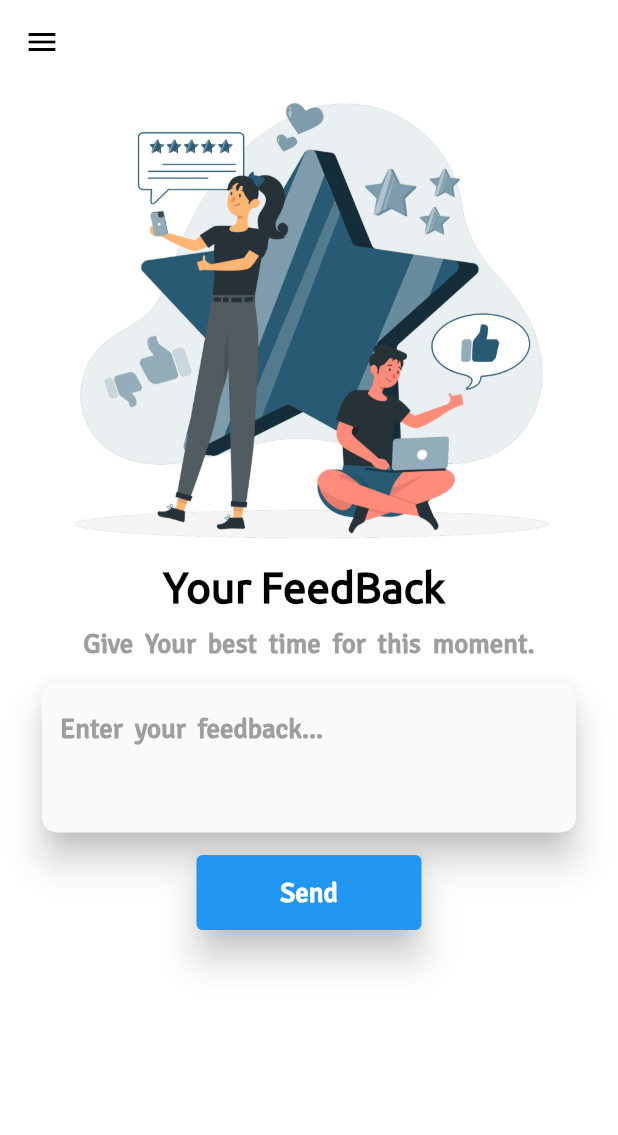
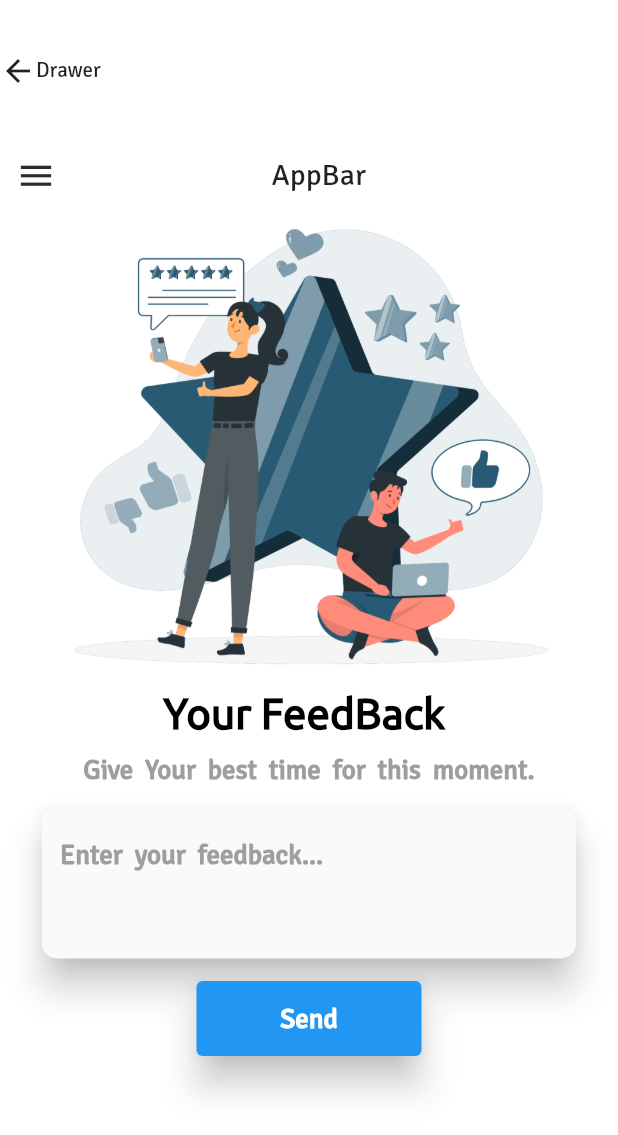
Before and after one commit to YomnaOthmann/Navigation-Drawer, a Flutter app: the screen it shows after launch, on a phone screen of 412 x 824 dp. Shown: the top 1135 px of the screen. Run offline on Flutter 3.47's test engine with Material 2 defaults, Android fonts, the light colour scheme and no system bars; drawn by our look-alikes of flutter_slider_drawer.

Commit message:
init commit

```diff
--- a/lib/main.dart
+++ b/lib/main.dart
@@ -1,5 +1,7 @@
 import 'package:drawer_design/view/screens/feedback_screen.dart';
+import 'package:drawer_design/view/screens/slider_screen.dart';
 import 'package:flutter/material.dart';
+import 'package:flutter/services.dart';
 
 void main() {
   runApp(const Home());
@@ -12,9 +14,17 @@ class Home extends StatelessWidget {
   @override
   Widget build(BuildContext context) {
     return MaterialApp(
-      theme: ThemeData(fontFamily: "Signika"),
+      theme: ThemeData(
+          fontFamily: "Signika",
+          appBarTheme: const AppBarTheme(
+            systemOverlayStyle: SystemUiOverlayStyle(
+                statusBarColor: Colors.transparent,
+                statusBarIconBrightness: Brightness.dark),
+            color: Colors.white,
+            elevation: 0,
+          )),
       debugShowCheckedModeBanner: false,
-      home: FeedbackScreen(),
+      home: SliderScreen(),
     );
   }
 }
--- /dev/null
+++ b/lib/view/screens/drawer_screen.dart
@@ -0,0 +1,32 @@
+import 'package:drawer_design/view/screens/feedback_screen.dart';
+import 'package:flutter/material.dart';
+import 'package:flutter_slider_drawer/flutter_slider_drawer.dart';
+
+class DrawerScreen extends StatelessWidget {
+  DrawerScreen({super.key});
+  GlobalKey<SliderDrawerState> drawerKey = GlobalKey();
+  @override
+  Widget build(BuildContext context) {
+    return Scaffold(
+      appBar: PreferredSize(
+        preferredSize: Size(double.maxFinite, 70),
+        child: AppBar(
+          backgroundColor: Colors.white,
+          title: Text("Drawer"),
+        ),
+      ),
+      body: FeedbackScreen(),
+      drawer: Drawer(),
+    );
+  }
+}
+// backgroundColor: Colors.white,
+//       appBar: AppBar(
+//         backgroundColor: Colors.white,
+//         elevation: 0,
+//         foregroundColor: Colors.black,
+//         systemOverlayStyle: const SystemUiOverlayStyle(
+//           statusBarColor: Colors.white,
+//           statusBarIconBrightness: Brightness.dark,
+//         ),
+//       ),
--- a/lib/view/screens/feedback_screen.dart
+++ b/lib/view/screens/feedback_screen.dart
@@ -1,7 +1,6 @@
 import 'package:drawer_design/view/widgets/custom_button.dart';
 import 'package:drawer_design/view/widgets/custom_text_field.dart';
 import 'package:flutter/material.dart';
-import 'package:flutter/services.dart';
 
 import '../widgets/custom_text_widget.dart';
 
@@ -10,19 +9,7 @@ class FeedbackScreen extends StatelessWidget {
   final TextEditingController feedbackController = TextEditingController();
   @override
   Widget build(BuildContext context) {
-    return Scaffold(
-      backgroundColor: Colors.white,
-      appBar: AppBar(
-        backgroundColor: Colors.white,
-        elevation: 0,
-        foregroundColor: Colors.black,
-        systemOverlayStyle: const SystemUiOverlayStyle(
-          statusBarColor: Colors.white,
-          statusBarIconBrightness: Brightness.dark,
-        ),
-      ),
-      drawer: Drawer(),
-      body: SingleChildScrollView(
+    return SingleChildScrollView(
       child: Padding(
         padding: const EdgeInsets.symmetric(horizontal: 8.0),
         child: Column(
@@ -59,7 +46,6 @@ class FeedbackScreen extends StatelessWidget {
           ],
         ),
       ),
-      ),
     );
   }
 }
--- /dev/null
+++ b/lib/view/screens/slider_screen.dart
@@ -0,0 +1,77 @@
+import 'package:drawer_design/view/screens/feedback_screen.dart';
+import 'package:flutter/material.dart';
+import 'package:flutter_slider_drawer/flutter_slider_drawer.dart';
+
+class SliderScreen extends StatelessWidget {
+  SliderScreen({super.key});
+  GlobalKey<SliderDrawerState> drawerKey = GlobalKey();
+  @override
+  Widget build(BuildContext context) {
+    return Scaffold(
+      appBar: const PreferredSize(
+        preferredSize: Size(double.maxFinite, 70),
+        child: SliderAppBar(
+          isTitleCenter: false,
+          drawerIcon: Icon(Icons.arrow_back),
+          appBarColor: Colors.white,
+          title: Text("Drawer"),
+        ),
+      ),
+      body: SliderDrawer(
+        sliderBoxShadow: SliderBoxShadow(),
+        slider: Container(
+          width: double.maxFinite,
+          alignment: AlignmentDirectional.topStart,
+          color: Colors.grey[100],
+          child: Column(
+            crossAxisAlignment: CrossAxisAlignment.start,
+            children: [
+              Padding(
+                padding: const EdgeInsetsDirectional.only(top: 40, start: 16),
+                child: Container(
+                  decoration: BoxDecoration(
+                    borderRadius: BorderRadius.circular(70),
+                    boxShadow: [
+                      BoxShadow(
+                        color: Colors.grey.withOpacity(0.8),
+                        spreadRadius: 4,
+                        blurRadius: 10,
+                      )
+                    ],
+                  ),
+                  child: ClipRRect(
+                    borderRadius: BorderRadius.circular(70),
+                    child: Image.asset(
+                      "assets/images/profile.jpeg",
+                      height: 130,
+                      width: 130,
+                    ),
+                  ),
+                ),
+              ),
+              const SizedBox(
+                height: 8,
+              ),
+              Padding(
+                padding: const EdgeInsetsDirectional.only(start: 16),
+                child: Text(
+                  "Chris Hemsworth",
+                  style: TextStyle(
+                      color: Colors.grey[700],
+                      fontWeight: FontWeight.bold,
+                      fontSize: 18,
+                      fontFamily: "Ubuntu"),
+                ),
+              ),
+              Divider(
+                thickness: 2,
+                color: Colors.grey[300],
+              ),
+            ],
+          ),
+        ),
+        child: FeedbackScreen(),
+      ),
+    );
+  }
+}
--- a/pubspec.yaml
+++ b/pubspec.yaml
@@ -35,6 +35,7 @@ dependencies:
   # The following adds the Cupertino Icons font to your application.
   # Use with the CupertinoIcons class for iOS style icons.
   cupertino_icons: ^1.0.2
+  flutter_slider_drawer: ^2.1.3
 
 dev_dependencies:
   flutter_test:
```
Also changed, not shown: assets/images/profile.jpeg (added), pubspec.lock. Lines whose indentation alone changed are shown as unchanged.
